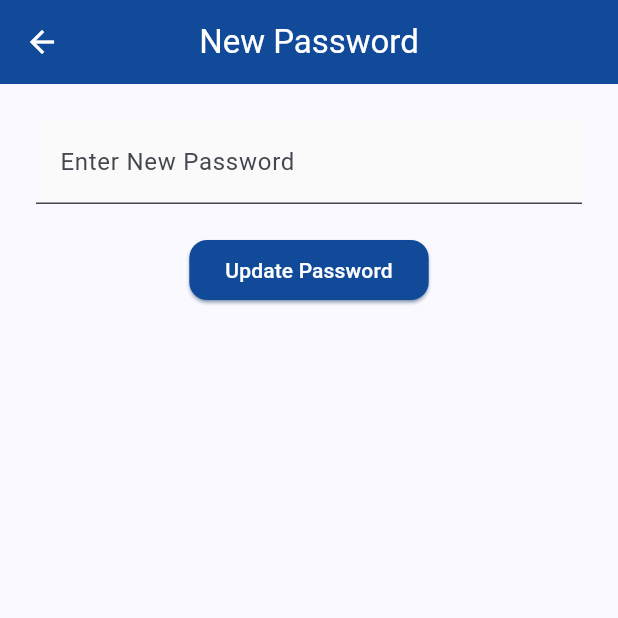
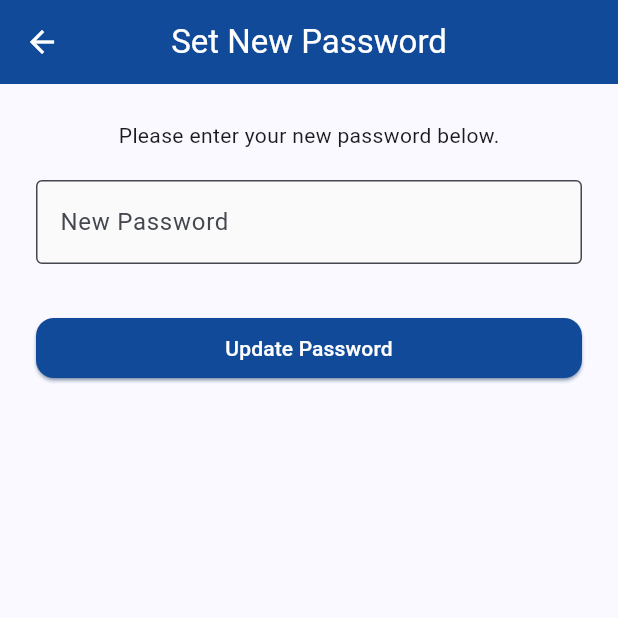
Before and after one commit to alyssahusna44/fyp-skillswap-app, a Flutter app: the UpdatePasswordScreen screen opened directly, on a phone screen of 412 x 824 dp, the top half of it. Run offline on Flutter 3.47's test engine with Material 3 defaults, Android fonts, the phone set to English and light mode, and no system bars; our stand-ins replace email_validator, flutter_dotenv, image_picker, supabase_flutter, table_calendar; accounts and stored records are empty; network calls fail.

Commit message:
Add Firebase configuration files and implement password recovery flow with UI updates

```diff
--- a/lib/auth/forgot_password_screen.dart
+++ b/lib/auth/forgot_password_screen.dart
@@ -45,7 +45,7 @@ class _ForgotPasswordScreenState extends State<ForgotPasswordScreen> {
       // Note: redirectTo should be your web URL for deployment
       await Supabase.instance.client.auth.resetPasswordForEmail(
         _emailController.text.trim(),
-        redirectTo: 'https://unikl-skillswap-app.netlify.app/update-password',
+        redirectTo: 'io.skillsswap.app://reset-password',
       );
 
       if (!mounted) return;
@@ -106,9 +106,9 @@ class _ForgotPasswordScreenState extends State<ForgotPasswordScreen> {
                 Text(
                   'Reset Password',
                   style: Theme.of(context).textTheme.headlineMedium?.copyWith(
-                        fontWeight: FontWeight.bold,
-                        color: primaryColor,
-                      ),
+                    fontWeight: FontWeight.bold,
+                    color: primaryColor,
+                  ),
                   textAlign: TextAlign.center,
                 ),
                 const SizedBox(height: 16),
@@ -128,7 +128,10 @@ class _ForgotPasswordScreenState extends State<ForgotPasswordScreen> {
                         decoration: InputDecoration(
                           labelText: 'University Email',
                           hintText: 'studentID@s.unikl.edu.my',
-                          prefixIcon: Icon(Icons.email_outlined, color: primaryColor),
+                          prefixIcon: Icon(
+                            Icons.email_outlined,
+                            color: primaryColor,
+                          ),
                           filled: true,
                           fillColor: Colors.grey[50],
                           border: OutlineInputBorder(
@@ -137,7 +140,10 @@ class _ForgotPasswordScreenState extends State<ForgotPasswordScreen> {
                           ),
                           focusedBorder: OutlineInputBorder(
                             borderRadius: BorderRadius.circular(16),
-                            borderSide: BorderSide(color: primaryColor, width: 2),
+                            borderSide: BorderSide(
+                              color: primaryColor,
+                              width: 2,
+                            ),
                           ),
                         ),
                         validator: _validateUnikEmail,
@@ -157,10 +163,15 @@ class _ForgotPasswordScreenState extends State<ForgotPasswordScreen> {
                             elevation: 2,
                           ),
                           child: _isLoading
-                              ? const CircularProgressIndicator(color: Colors.white)
+                              ? const CircularProgressIndicator(
+                                  color: Colors.white,
+                                )
                               : const Text(
                                   'Send Reset Link',
-                                  style: TextStyle(fontSize: 16, fontWeight: FontWeight.bold),
+                                  style: TextStyle(
+                                    fontSize: 16,
+                                    fontWeight: FontWeight.bold,
+                                  ),
                                 ),
                         ),
                       ),
@@ -175,23 +186,40 @@ class _ForgotPasswordScreenState extends State<ForgotPasswordScreen> {
                     color: Colors.green[50],
                     shape: BoxShape.circle,
                   ),
-                  child: Icon(Icons.mark_email_read, size: 80, color: Colors.green[600]),
+                  child: Icon(
+                    Icons.mark_email_read,
+                    size: 80,
+                    color: Colors.green[600],
+                  ),
                 ),
                 const SizedBox(height: 32),
                 Text(
                   'Check Your Email',
-                  style: TextStyle(fontSize: 24, fontWeight: FontWeight.bold, color: Colors.green[700]),
+                  style: TextStyle(
+                    fontSize: 24,
+                    fontWeight: FontWeight.bold,
+                    color: Colors.green[700],
+                  ),
                 ),
                 const SizedBox(height: 16),
                 RichText(
                   textAlign: TextAlign.center,
                   text: TextSpan(
-                    style: TextStyle(color: Colors.grey[600], fontSize: 16, height: 1.5),
+                    style: TextStyle(
+                      color: Colors.grey[600],
+                      fontSize: 16,
+                      height: 1.5,
+                    ),
                     children: [
-                      const TextSpan(text: 'We have sent a password recovery link to\n'),
+                      const TextSpan(
+                        text: 'We have sent a password recovery link to\n',
+                      ),
                       TextSpan(
                         text: _emailController.text,
-                        style: TextStyle(color: primaryColor, fontWeight: FontWeight.bold),
+                        style: TextStyle(
+                          color: primaryColor,
+                          fontWeight: FontWeight.bold,
+                        ),
                       ),
                     ],
                   ),
@@ -202,7 +230,10 @@ class _ForgotPasswordScreenState extends State<ForgotPasswordScreen> {
                   onPressed: _isLoading ? null : _sendResetEmail,
                   child: Text(
                     'Didn\'t receive the email? Resend',
-                    style: TextStyle(color: accentColor, fontWeight: FontWeight.bold),
+                    style: TextStyle(
+                      color: accentColor,
+                      fontWeight: FontWeight.bold,
+                    ),
                   ),
                 ),
               ],
--- a/lib/auth/update_password_screen.dart
+++ b/lib/auth/update_password_screen.dart
@@ -14,7 +14,7 @@ class _UpdatePasswordScreenState extends State<UpdatePasswordScreen> {
 
   Future<void> _updatePassword() async {
     if (_passwordController.text.length < 6) {
-      ScaffoldMessenger.of(context).showSnackBar(const SnackBar(content: Text('Password must be at least 6 characters')));
+      ScaffoldMessenger.of(context).showSnackBar(const SnackBar(content: Text('Password too short')));
       return;
     }
 
@@ -24,11 +24,13 @@ class _UpdatePasswordScreenState extends State<UpdatePasswordScreen> {
         UserAttributes(password: _passwordController.text.trim()),
       );
       if (mounted) {
-        ScaffoldMessenger.of(context).showSnackBar(const SnackBar(content: Text('Password updated! Please login.'), backgroundColor: Colors.green));
-        Navigator.pushReplacementNamed(context, '/login');
+        ScaffoldMessenger.of(context).showSnackBar(
+          const SnackBar(content: Text('Password updated successfully!'), backgroundColor: Colors.green)
+        );
+        Navigator.of(context).pop(); // Go back to login
       }
     } catch (e) {
-      if (mounted) ScaffoldMessenger.of(context).showSnackBar(SnackBar(content: Text(e.toString()), backgroundColor: Colors.red));
+      if (mounted) ScaffoldMessenger.of(context).showSnackBar(SnackBar(content: Text('Error: $e')));
     } finally {
       if (mounted) setState(() => _isLoading = false);
     }
@@ -37,14 +39,26 @@ class _UpdatePasswordScreenState extends State<UpdatePasswordScreen> {
   @override
   Widget build(BuildContext context) {
     return Scaffold(
-      appBar: AppBar(title: const Text('New Password')),
+      appBar: AppBar(title: const Text('Set New Password')),
       body: Padding(
         padding: const EdgeInsets.all(24.0),
         child: Column(
           children: [
-            TextField(controller: _passwordController, decoration: const InputDecoration(labelText: 'Enter New Password'), obscureText: true),
+            const Text('Please enter your new password below.'),
             const SizedBox(height: 20),
-            ElevatedButton(onPressed: _isLoading ? null : _updatePassword, child: const Text('Update Password')),
+            TextField(
+              controller: _passwordController,
+              obscureText: true,
+              decoration: const InputDecoration(labelText: 'New Password', border: OutlineInputBorder()),
+            ),
+            const SizedBox(height: 32),
+            SizedBox(
+              width: double.infinity,
+              child: ElevatedButton(
+                onPressed: _isLoading ? null : _updatePassword,
+                child: _isLoading ? const CircularProgressIndicator() : const Text('Update Password'),
+              ),
+            ),
           ],
         ),
       ),
```
Also changed, not shown: lib/auth/auth_wrapper.dart (+72 -100 lines), firebase.json (added), 3 other files.
